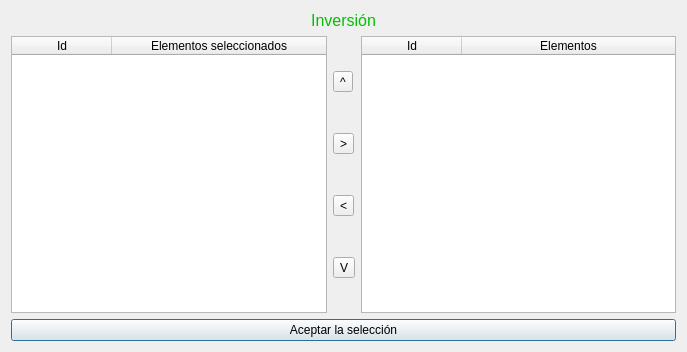
turulomio/xulpymoney, file ui/frmSelector.ui: the form before one commit.
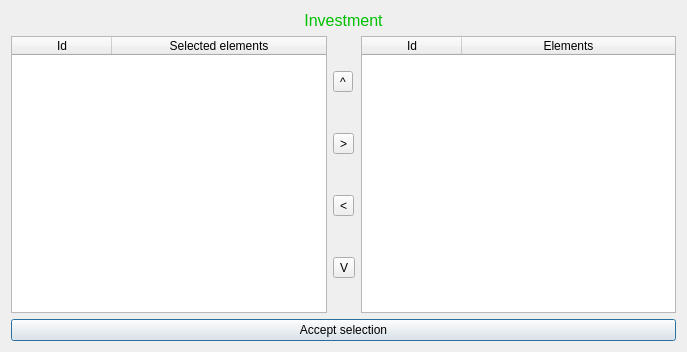
The form after the commit. Icons and pictures are not drawn.

What changed in the file:
```diff
--- a/ui/frmSelector.ui
+++ b/ui/frmSelector.ui
@@ -27,7 +27,7 @@
         <string notr="true">color: rgb(0, 192, 0);</string>
        </property>
        <property name="text">
-        <string>Inversión</string>
+        <string>Investment</string>
        </property>
        <property name="alignment">
         <set>Qt::AlignCenter</set>
@@ -63,7 +63,7 @@
          </column>
          <column>
           <property name="text">
-           <string>Elementos seleccionados</string>
+           <string>Selected elements</string>
           </property>
          </column>
         </widget>
@@ -124,7 +124,7 @@
          </column>
          <column>
           <property name="text">
-           <string>Elementos</string>
+           <string>Elements</string>
           </property>
          </column>
         </widget>
@@ -134,7 +134,7 @@
      <item>
       <widget class="QPushButton" name="cmd">
        <property name="text">
-        <string>Aceptar la selección</string>
+        <string>Accept selection</string>
        </property>
       </widget>
      </item>
```
Left out of the diff: 9 changed lines with no effect on the pictures.
